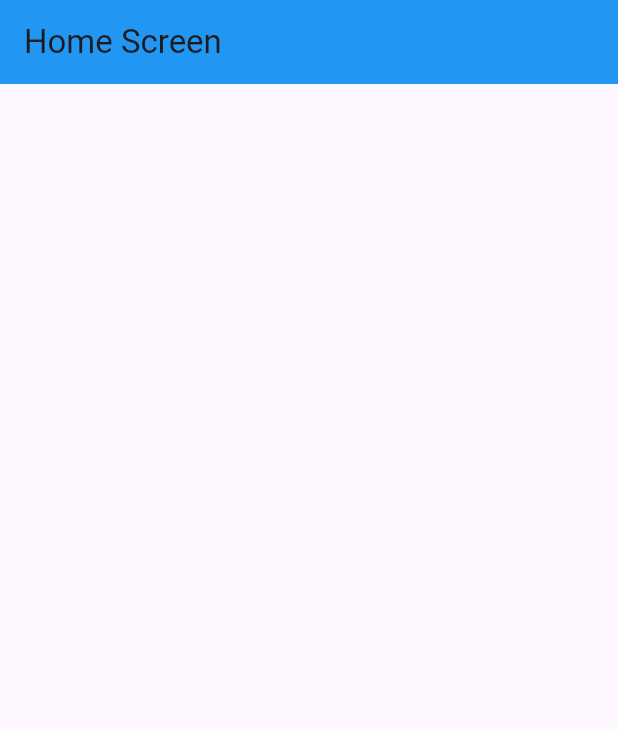
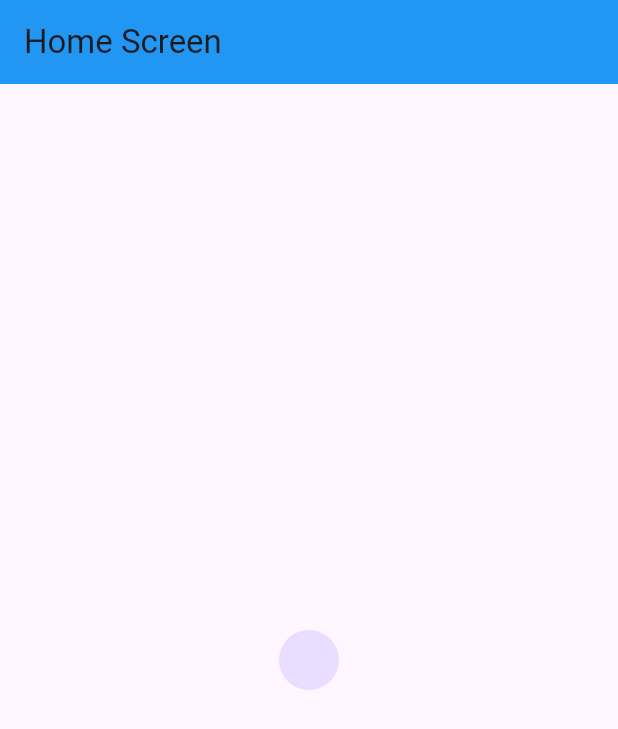
Before and after one commit to kundan7783/Git-Second-Demo, a Flutter app: the screen it shows after launch, on a phone screen of 412 x 824 dp. Shown: the top 729 px of the screen. Run offline on Flutter 3.47's test engine with Material 3 defaults, Android fonts, the light colour scheme and no system bars.

Commit message:
add a new future

```diff
--- a/lib/screens/home_screen.dart
+++ b/lib/screens/home_screen.dart
@@ -15,6 +15,7 @@ class _HomeScreenState extends State<HomeScreen> {
         title: Text("Home Screen"),
         backgroundColor: Colors.blue,
       ),
+      body: Center(child: CircleAvatar(),),
     );
   }
 }
```
